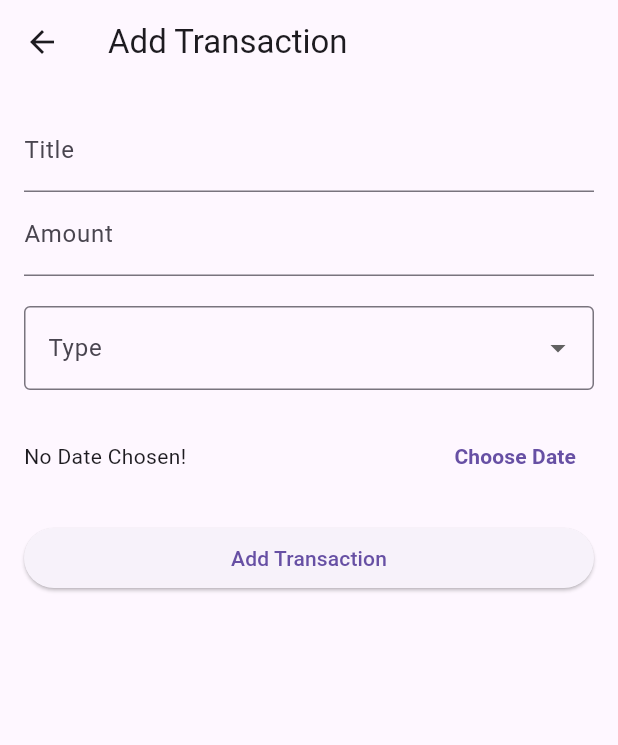
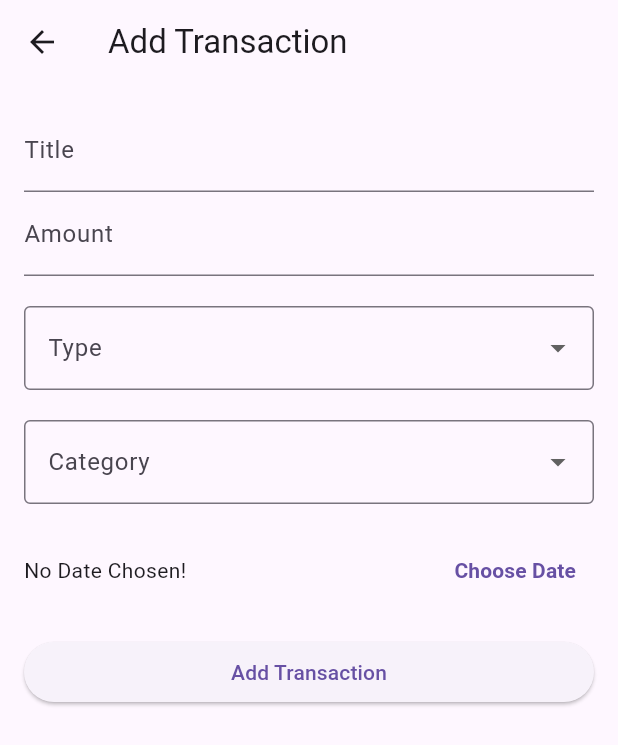
Before and after one commit to Susadi11/Flutter-Expense-Tracker, a Flutter app: the screen it shows after launch, item 2 of the bottom bar chosen, after a tap on the "add" icon, on a phone screen of 412 x 824 dp. Shown: the top 745 px of the screen. Run offline on Flutter 3.47's test engine with Material 3 defaults, Android fonts, the phone set to English and light mode, and no system bars; our stand-ins replace sqflite; accounts and stored records are empty.

```diff
--- a/expense_tracker/lib/add_transaction.dart
+++ b/expense_tracker/lib/add_transaction.dart
@@ -16,9 +16,10 @@ class _AddTransactionPageState extends State<AddTransactionPage> {
   final _amountController = TextEditingController();
   DateTime? _selectedDate;
   String? _selectedType;
+  String? _selectedCategory;
 
   void _submitData() async {
-    if (_formKey.currentState!.validate() && _selectedDate != null && _selectedType != null) {
+    if (_formKey.currentState!.validate() && _selectedDate != null && _selectedType != null && _selectedCategory != null) {
       final enteredTitle = _titleController.text;
       final enteredAmount = double.parse(_amountController.text);
 
@@ -32,6 +33,7 @@ class _AddTransactionPageState extends State<AddTransactionPage> {
         'amount': enteredAmount,
         'date': _selectedDate!.toIso8601String(),
         'type': _selectedType,
+        'category': _selectedCategory,
       };
 
       print('Transaction data to be inserted: $transaction');
@@ -47,6 +49,7 @@ class _AddTransactionPageState extends State<AddTransactionPage> {
         setState(() {
           _selectedDate = null;
           _selectedType = null;
+          _selectedCategory = null;
         });
 
         Navigator.of(context).pop();
@@ -54,7 +57,7 @@ class _AddTransactionPageState extends State<AddTransactionPage> {
         print('Error inserting transaction: $error');
       }
     } else {
-      print('Form validation failed or date/type not selected.');
+      print('Form validation failed or date/type/category not selected.');
     }
   }
 
@@ -140,6 +143,31 @@ class _AddTransactionPageState extends State<AddTransactionPage> {
                 },
               ),
               SizedBox(height: 20),
+              DropdownButtonFormField<String>(
+                value: _selectedCategory,
+                onChanged: (value) {
+                  setState(() {
+                    _selectedCategory = value;
+                  });
+                },
+                items: ['Income', 'Expense']
+                    .map((category) => DropdownMenuItem<String>(
+                          value: category,
+                          child: Text(category),
+                        ))
+                    .toList(),
+                decoration: InputDecoration(
+                  labelText: 'Category',
+                  border: OutlineInputBorder(),
+                ),
+                validator: (value) {
+                  if (value == null) {
+                    return 'Please select a category.';
+                  }
+                  return null;
+                },
+              ),
+              SizedBox(height: 20),
               Row(
                 children: <Widget>[
                   Expanded(
--- a/expense_tracker/lib/db_helper.dart
+++ b/expense_tracker/lib/db_helper.dart
@@ -19,7 +19,7 @@ class DBHelper {
     String path = join(await getDatabasesPath(), 'transactions.db');
     return await openDatabase(
       path,
-      version: 2, // Incremented version number for schema changes
+      version: 3, // Incremented version number for schema changes
       onCreate: _onCreate,
       onUpgrade: _onUpgrade,
     );
@@ -32,15 +32,18 @@ class DBHelper {
         title TEXT,
         amount REAL,
         date TEXT,
-        type TEXT
+        type TEXT,
+        category TEXT
       )
     ''');
   }
 
   Future _onUpgrade(Database db, int oldVersion, int newVersion) async {
     if (oldVersion < 2) {
-      // Add the `type` column to the existing table
       await db.execute('ALTER TABLE transactions ADD COLUMN type TEXT');
+    }
+    if (oldVersion < 3) {
+      await db.execute('ALTER TABLE transactions ADD COLUMN category TEXT');
     }
   }
 
--- a/expense_tracker/lib/home_screen.dart
+++ b/expense_tracker/lib/home_screen.dart
@@ -11,6 +11,7 @@ class _HomeScreenState extends State<HomeScreen> {
   late Future<List<Map<String, dynamic>>> _transactions;
   String _selectedType = 'All'; // Default selected type
   String _selectedSort = 'Newest First'; // Default selected sort
+  String _selectedCategory = 'All'; // Default selected category
 
   @override
   void initState() {
@@ -28,18 +29,20 @@ class _HomeScreenState extends State<HomeScreen> {
     });
   }
 
-  List<Map<String, dynamic>> _filterTransactionsByType(
-  List<Map<String, dynamic>> transactions,
-  String type,
-) {
-  if (type == 'All') {
-    return List<Map<String, dynamic>>.from(transactions); // Ensure correct return type
-  } else {
-    return List<Map<String, dynamic>>.from(transactions)
-        .where((transaction) => transaction['type'] == type)
-        .toList();
+  List<Map<String, dynamic>> _filterTransactionsByTypeAndCategory(
+      List<Map<String, dynamic>> transactions,
+      String type,
+      String category) {
+    return transactions.where((transaction) {
+      if (type != 'All' && transaction['type'] != type) {
+        return false;
+      }
+      if (category != 'All' && transaction['category'] != category) {
+        return false;
+      }
+      return true;
+    }).toList();
   }
-}
 
   void _sortTransactionsByAmount(bool ascending) {
     _transactions.then((transactions) {
@@ -77,7 +80,7 @@ class _HomeScreenState extends State<HomeScreen> {
   Widget build(BuildContext context) {
     return Scaffold(
       appBar: AppBar(
-        title: Text(''),
+        title: Text('Transactions'),
         actions: [
           DropdownButton<String>(
             value: _selectedType,
@@ -87,6 +90,21 @@ class _HomeScreenState extends State<HomeScreen> {
               });
             },
             items: <String>['All', 'Grocery', 'Entertainment', 'Other']
+                .map<DropdownMenuItem<String>>((String value) {
+              return DropdownMenuItem<String>(
+                value: value,
+                child: Text(value),
+              );
+            }).toList(),
+          ),
+          DropdownButton<String>(
+            value: _selectedCategory,
+            onChanged: (newValue) {
+              setState(() {
+                _selectedCategory = newValue!;
+              });
+            },
+            items: <String>['All', 'Income', 'Expense']
                 .map<DropdownMenuItem<String>>((String value) {
               return DropdownMenuItem<String>(
                 value: value,
@@ -135,8 +153,8 @@ class _HomeScreenState extends State<HomeScreen> {
             return Center(child: Text('No transactions added yet.'));
           } else {
             final transactions = snapshot.data as List<Map<String, dynamic>>;
-            final filteredTransactions =
-                _filterTransactionsByType(transactions, _selectedType);
+            final filteredTransactions = _filterTransactionsByTypeAndCategory(
+                transactions, _selectedType, _selectedCategory);
             return ListView.builder(
               itemCount: filteredTransactions.length,
               itemBuilder: (ctx, index) {
@@ -154,8 +172,8 @@ class _HomeScreenState extends State<HomeScreen> {
                       context: context,
                       builder: (ctx) => AlertDialog(
                         title: Text('Delete Transaction'),
-                        content:
-                            Text('Are you sure you want to delete this transaction?'),
+                        content: Text(
+                            'Are you sure you want to delete this transaction?'),
                         actions: [
                           TextButton(
                             onPressed: () => Navigator.of(ctx).pop(false),
@@ -182,6 +200,8 @@ class _HomeScreenState extends State<HomeScreen> {
                         Text('Amount: ${filteredTransactions[index]['amount']}'),
                         Text('Type: ${filteredTransactions[index]['type']}'),
                         Text(
+                            'Category: ${filteredTransactions[index]['category']}'),
+                        Text(
                             'Date: ${_formatDate(filteredTransactions[index]['date'])}'), // Format date here
                       ],
                     ),
@@ -200,9 +220,6 @@ class _HomeScreenState extends State<HomeScreen> {
     // Assuming date is in YYYY-MM-DDTHH:MM:SS format
     List<String> parts = date.split('T');
     List<String> dateParts = parts[0].split('-');
-    if (dateParts.length == 3) {
-      return '${dateParts[2]}/${dateParts[1]}/${dateParts[0]}'; // DD/MM/YYYY format
-    }
-    return date; // Return as is if format is unexpected
+    return '${dateParts[2]}/${dateParts[1]}/${dateParts[0]}';
   }
 }
--- a/expense_tracker/lib/statistics_screen.dart
+++ b/expense_tracker/lib/statistics_screen.dart
@@ -1,11 +1,114 @@
-// lib/statistics_screen.dart
 import 'package:flutter/material.dart';
+import 'db_helper.dart';
 
 class StatisticsScreen extends StatelessWidget {
   @override
   Widget build(BuildContext context) {
-    return Center(
-      child: Text('Statistics Screen'),
+    return Scaffold(
+      body: Padding(
+        padding: const EdgeInsets.all(16.0),
+        child: FutureBuilder<Map<String, dynamic>>(
+          future: _calculateStatistics(),
+          builder: (context, snapshot) {
+            if (snapshot.connectionState == ConnectionState.waiting) {
+              return Center(child: CircularProgressIndicator());
+            } else if (snapshot.hasError) {
+              return Center(child: Text('Error: ${snapshot.error}'));
+            } else if (!snapshot.hasData) {
+              return Center(child: Text('No data available'));
+            } else {
+              final stats = snapshot.data!;
+              return Column(
+                crossAxisAlignment: CrossAxisAlignment.start,
+                children: [
+                  Text(
+                    'Summary Statistics',
+                    style: TextStyle(
+                      fontSize: 24,
+                      fontWeight: FontWeight.bold,
+                    ),
+                  ),
+                  SizedBox(height: 20),
+                  StatisticItem(
+                    label: 'Number of Transactions This Week',
+                    value: stats['transactionsThisWeek'].toString(),
+                  ),
+                  StatisticItem(
+                    label: 'Total Income',
+                    value: '\$${stats['totalIncome'].toStringAsFixed(2)}',
+                  ),
+                  StatisticItem(
+                    label: 'Total Expenses',
+                    value: '\$${stats['totalExpenses'].toStringAsFixed(2)}',
+                  ),
+                  // Add more StatisticItem widgets as needed
+                ],
+              );
+            }
+          },
+        ),
+      ),
+    );
+  }
+
+  Future<Map<String, dynamic>> _calculateStatistics() async {
+    final transactions = await DBHelper().getTransactions();
+    final now = DateTime.now();
+    final startOfWeek = now.subtract(Duration(days: now.weekday - 1));
+
+    int transactionsThisWeek = 0;
+    double totalIncome = 0.0;
+    double totalExpenses = 0.0;
+
+    for (var transaction in transactions) {
+      final transactionDate = DateTime.parse(transaction['date']);
+      if (transactionDate.isAfter(startOfWeek)) {
+        transactionsThisWeek++;
+      }
+      final amount = transaction['amount'];
+      if (transaction['type'] == 'Income') {
+        totalIncome += amount;
+      } else if (transaction['type'] == 'Expense') {
+        totalExpenses += amount;
+      }
+    }
+
+    return {
+      'transactionsThisWeek': transactionsThisWeek,
+      'totalIncome': totalIncome,
+      'totalExpenses': totalExpenses,
+    };
+  }
+}
+
+// Custom widget for displaying a single statistic item
+class StatisticItem extends StatelessWidget {
+  final String label;
+  final String value;
+
+  const StatisticItem({
+    Key? key,
+    required this.label,
+    required this.value,
+  }) : super(key: key);
+
+  @override
+  Widget build(BuildContext context) {
+    return Padding(
+      padding: const EdgeInsets.symmetric(vertical: 8.0),
+      child: Row(
+        mainAxisAlignment: MainAxisAlignment.spaceBetween,
+        children: [
+          Text(
+            label,
+            style: TextStyle(fontSize: 16),
+          ),
+          Text(
+            value,
+            style: TextStyle(fontSize: 16, fontWeight: FontWeight.bold),
+          ),
+        ],
+      ),
     );
   }
 }
--- a/expense_tracker/pubspec.yaml
+++ b/expense_tracker/pubspec.yaml
@@ -14,7 +14,7 @@ dependencies:
   cupertino_icons: ^1.0.6
   sqflite: ^2.1.1
   path_provider: ^2.0.14
-
+  syncfusion_flutter_charts: ^26.1.38
 dev_dependencies:
   flutter_test:
     sdk: flutter
```
Also changed, not shown: expense_tracker/pubspec.lock.
